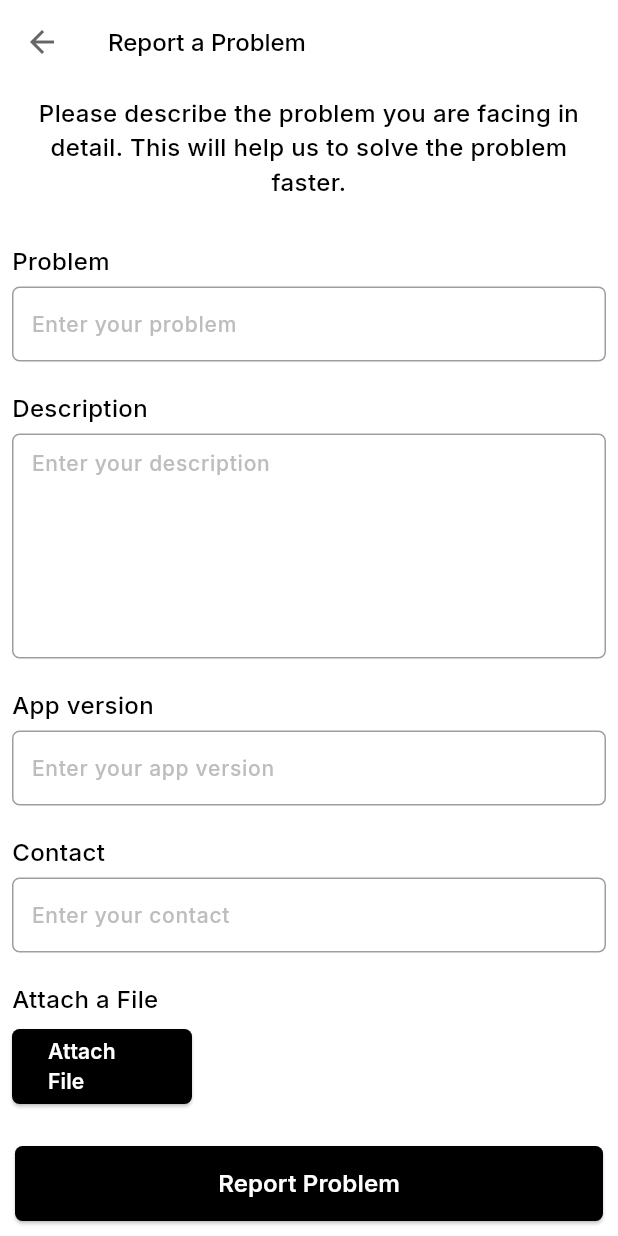
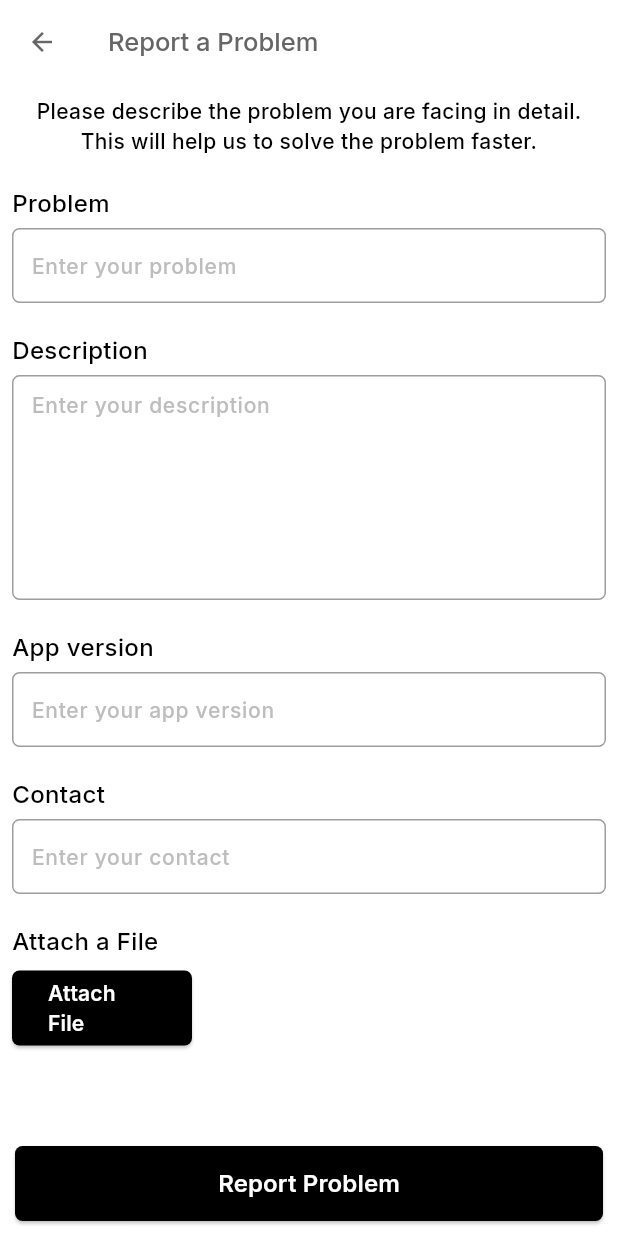
Before and after one commit to emilio-kariuki/GDSC-Dekut-v2, a Flutter app: the ReportProblemPage screen opened by its route, on a phone screen of 412 x 824 dp. Run offline on Flutter 3.47's test engine with Material 2 defaults, Android fonts, the phone set to English and light mode, and no system bars; our stand-ins replace animated_bottom_navigation_bar, bloc, cached_network_image, cloud_firestore, connectivity_plus, equatable and 10 more; accounts and stored records are empty; project files that could hold a hidden picture were left out.

Commit message:
FIX: Reduced the size of the leading icon for the appbar

```diff
--- a/lib/View/Profile/Help/report_problem_page.dart
+++ b/lib/View/Profile/Help/report_problem_page.dart
@@ -94,13 +94,13 @@ class ReportProblemPage extends StatelessWidget {
       ),
       appBar: AppBar(
         backgroundColor: Colors.white,
-        iconTheme: const IconThemeData(color: Color(0xff666666)),
+        iconTheme: const IconThemeData(color: Color(0xff666666), size: 20),
         title: Text(
           "Report a Problem",
           style: GoogleFonts.inter(
-            fontSize: 16,
+            fontSize: 17,
             fontWeight: FontWeight.w500,
-            color: Colors.black,
+                color: const Color(0xff666666),
           ),
         ),
       ),
@@ -114,17 +114,19 @@ class ReportProblemPage extends StatelessWidget {
                 mainAxisAlignment: MainAxisAlignment.start,
                 crossAxisAlignment: CrossAxisAlignment.start,
                 children: [
-                  Text(
-                    "Please describe the problem you are facing in detail. This will help us to solve the problem faster.",
-                    textAlign: TextAlign.center,
-                    style: GoogleFonts.inter(
-                      fontSize: 16,
-                      fontWeight: FontWeight.w500,
-                      color: Colors.black,
+                  Center(
+                    child: Text(
+                      "Please describe the problem you are facing in detail. \nThis will help us to solve the problem faster.",
+                      textAlign: TextAlign.center,
+                      style: GoogleFonts.inter(
+                        fontSize: 14,
+                        fontWeight: FontWeight.w500,
+                        color: Colors.black,
+                      ),
                     ),
                   ),
                   const SizedBox(
-                    height: 30,
+                    height: 20,
                   ),
                   InputField(
                     title: "Problem",
--- a/lib/View/Profile/Help/send_feedback_page.dart
+++ b/lib/View/Profile/Help/send_feedback_page.dart
@@ -17,13 +17,13 @@ class SendFeedbackPage extends StatelessWidget {
       backgroundColor: Colors.white,
       appBar: AppBar(
         backgroundColor: Colors.white,
-        iconTheme: const IconThemeData(color: Color(0xff666666)),
+        iconTheme: const IconThemeData(color: Color(0xff666666), size: 20),
         title: Text(
           "Feedback",
           style: GoogleFonts.inter(
             fontSize: 16,
             fontWeight: FontWeight.w500,
-            color: Colors.black,
+            color: const Color(0xff666666),
           ),
         ),
       ),
```
Also changed, not shown: lib/View/Profile/Help/contact_developer_page.dart (+7 -4 lines).
